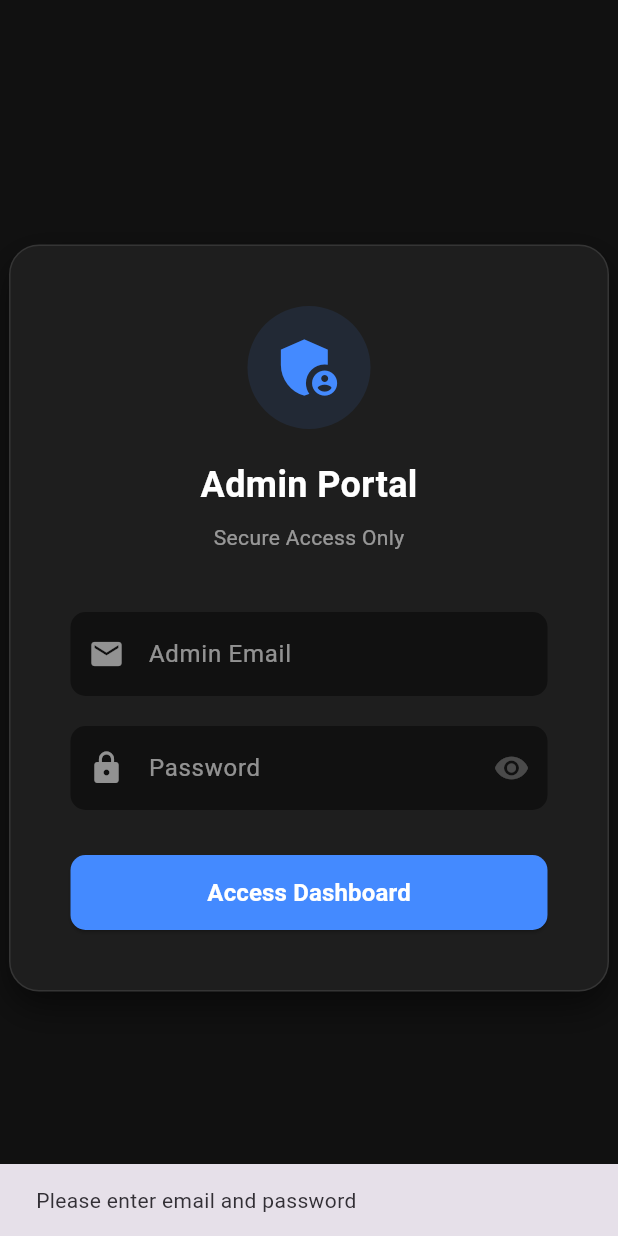
After one commit to JKalonewolf/GigWorker, a Flutter app: the AdminLoginPage screen opened directly, after a tap on "Access Dashboard", on a phone screen of 412 x 824 dp. The commit adds this screen. Run offline on Flutter 3.47's test engine with Material 3 defaults, Android fonts, the light colour scheme and no system bars; our stand-ins replace cloud_firestore, firebase_auth, firebase_core, fl_chart, flutter_local_notifications, flutter_secure_storage and 5 more; accounts and stored records are empty.

Commit message:
update major changes

```diff
--- /dev/null
+++ b/lib/features/admin/admin_login_page.dart
@@ -0,0 +1,186 @@
+import 'package:firebase_auth/firebase_auth.dart';
+import 'package:flutter/material.dart';
+import 'package:gigworker/features/admin/web_admin_dashboard.dart';
+
+class AdminLoginPage extends StatefulWidget {
+  const AdminLoginPage({super.key});
+
+  @override
+  State<AdminLoginPage> createState() => _AdminLoginPageState();
+}
+
+class _AdminLoginPageState extends State<AdminLoginPage> {
+  final _emailController = TextEditingController();
+  final _passController = TextEditingController();
+  bool _isLoading = false;
+  bool _isObscure = true;
+
+  // 🔒 SECURITY: Only this email can access the dashboard
+  // Change this to whatever email you want to use as Admin
+  final String _adminEmail = "admin@gigbank.in";
+
+  Future<void> _handleLogin() async {
+    String email = _emailController.text.trim();
+    String password = _passController.text.trim();
+
+    if (email.isEmpty || password.isEmpty) {
+      ScaffoldMessenger.of(context).showSnackBar(
+        const SnackBar(content: Text("Please enter email and password")),
+      );
+      return;
+    }
+
+    // 🛑 STRICT CHECK: Is this the Admin Email?
+    if (email != _adminEmail) {
+      ScaffoldMessenger.of(context).showSnackBar(
+        const SnackBar(
+          backgroundColor: Colors.redAccent,
+          content: Text("ACCESS DENIED: You are not an Admin."),
+        ),
+      );
+      return;
+    }
+
+    setState(() => _isLoading = true);
+
+    try {
+      // 1. Try to Login with Firebase
+      await FirebaseAuth.instance.signInWithEmailAndPassword(
+        email: email,
+        password: password,
+      );
+
+      // 2. Success! Navigate to Dashboard
+      if (mounted) {
+        Navigator.pushReplacement(
+          context,
+          MaterialPageRoute(builder: (context) => const WebAdminDashboard()),
+        );
+      }
+    } on FirebaseAuthException catch (e) {
+      String error = "Login Failed";
+      if (e.code == 'user-not-found') {
+        error = "Admin user not found. Create it in Firebase Console.";
+      } else if (e.code == 'wrong-password') {
+        error = "Incorrect Password.";
+      }
+
+      if (mounted) {
+        ScaffoldMessenger.of(context).showSnackBar(
+          SnackBar(backgroundColor: Colors.redAccent, content: Text(error)),
+        );
+      }
+    } catch (e) {
+      if (mounted) {
+        ScaffoldMessenger.of(context).showSnackBar(
+          SnackBar(content: Text("Error: $e")),
+        );
+      }
+    } finally {
+      if (mounted) setState(() => _isLoading = false);
+    }
+  }
+
+  @override
+  Widget build(BuildContext context) {
+    return Scaffold(
+      backgroundColor: const Color(0xFF111111), // Dark Background
+      body: Center(
+        child: Container(
+          width: 400,
+          padding: const EdgeInsets.all(40),
+          decoration: BoxDecoration(
+            color: const Color(0xFF1E1E1E),
+            borderRadius: BorderRadius.circular(20),
+            border: Border.all(color: Colors.white10),
+            boxShadow: [
+              BoxShadow(
+                color: Colors.black.withOpacity(0.5),
+                blurRadius: 20,
+                offset: const Offset(0, 10),
+              ),
+            ],
+          ),
+          child: Column(
+            mainAxisSize: MainAxisSize.min,
+            children: [
+              // Logo / Icon
+              Container(
+                padding: const EdgeInsets.all(16),
+                decoration: BoxDecoration(
+                  color: Colors.blueAccent.withOpacity(0.1),
+                  shape: BoxShape.circle,
+                ),
+                child: const Icon(Icons.admin_panel_settings, size: 50, color: Colors.blueAccent),
+              ),
+              const SizedBox(height: 20),
+
+              const Text(
+                "Admin Portal",
+                style: TextStyle(color: Colors.white, fontSize: 24, fontWeight: FontWeight.bold),
+              ),
+              const SizedBox(height: 8),
+              const Text(
+                "Secure Access Only",
+                style: TextStyle(color: Colors.white54, fontSize: 14),
+              ),
+              const SizedBox(height: 40),
+
+              // Email Field
+              TextField(
+                controller: _emailController,
+                style: const TextStyle(color: Colors.white),
+                decoration: InputDecoration(
+                  labelText: "Admin Email",
+                  labelStyle: const TextStyle(color: Colors.white54),
+                  prefixIcon: const Icon(Icons.email, color: Colors.white54),
+                  filled: true,
+                  fillColor: const Color(0xFF111111),
+                  border: OutlineInputBorder(borderRadius: BorderRadius.circular(10), borderSide: BorderSide.none),
+                ),
+              ),
+              const SizedBox(height: 20),
+
+              // Password Field
+              TextField(
+                controller: _passController,
+                obscureText: _isObscure,
+                style: const TextStyle(color: Colors.white),
+                decoration: InputDecoration(
+                  labelText: "Password",
+                  labelStyle: const TextStyle(color: Colors.white54),
+                  prefixIcon: const Icon(Icons.lock, color: Colors.white54),
+                  suffixIcon: IconButton(
+                    icon: Icon(_isObscure ? Icons.visibility : Icons.visibility_off, color: Colors.white24),
+                    onPressed: () => setState(() => _isObscure = !_isObscure),
+                  ),
+                  filled: true,
+                  fillColor: const Color(0xFF111111),
+                  border: OutlineInputBorder(borderRadius: BorderRadius.circular(10), borderSide: BorderSide.none),
+                ),
+                onSubmitted: (_) => _handleLogin(),
+              ),
+              const SizedBox(height: 30),
+
+              // Login Button
+              SizedBox(
+                width: double.infinity,
+                height: 50,
+                child: ElevatedButton(
+                  onPressed: _isLoading ? null : _handleLogin,
+                  style: ElevatedButton.styleFrom(
+                    backgroundColor: Colors.blueAccent,
+                    shape: RoundedRectangleBorder(borderRadius: BorderRadius.circular(10)),
+                  ),
+                  child: _isLoading
+                      ? const SizedBox(width: 20, height: 20, child: CircularProgressIndicator(color: Colors.white, strokeWidth: 2))
+                      : const Text("Access Dashboard", style: TextStyle(color: Colors.white, fontSize: 16, fontWeight: FontWeight.bold)),
+                ),
+              ),
+            ],
+          ),
+        ),
+      ),
+    );
+  }
+}
--- a/lib/main_admin.dart
+++ b/lib/main_admin.dart
@@ -1,6 +1,7 @@
 import 'package:firebase_core/firebase_core.dart';
 import 'package:flutter/material.dart';
-import 'package:gigworker/features/admin/web_admin_dashboard.dart';
+import 'package:gigworker/features/admin/admin_login_page.dart'; // ✅ IMPORT LOGIN PAGE
+// import 'package:gigworker/features/admin/web_admin_dashboard.dart'; // (Optional: Can remove if not used here directly)
 import 'firebase_options.dart';
 
 void main() async {
@@ -21,7 +22,8 @@ class AdminApp extends StatelessWidget {
         scaffoldBackgroundColor: const Color(0xFF111111),
         primaryColor: Colors.blueAccent,
       ),
-      home: const WebAdminDashboard(),
+      // 🛑 CHANGED: Start with Login Page, not Dashboard
+      home: const AdminLoginPage(),
     );
   }
 }
--- a/pubspec.yaml
+++ b/pubspec.yaml
@@ -73,7 +73,7 @@ dev_dependencies:
 flutter_launcher_icons:
   android: "launcher_icon"
   ios: true
-  image_path: "assets/icon.png"
+  image_path: "assets/money-bag.png"
   min_sdk_android: 21 # essential for modern apps
 
   # The "flutter_lints" package below contains a set of recommended lints to
```
Also changed, not shown: assets/money-bag.png (added).
